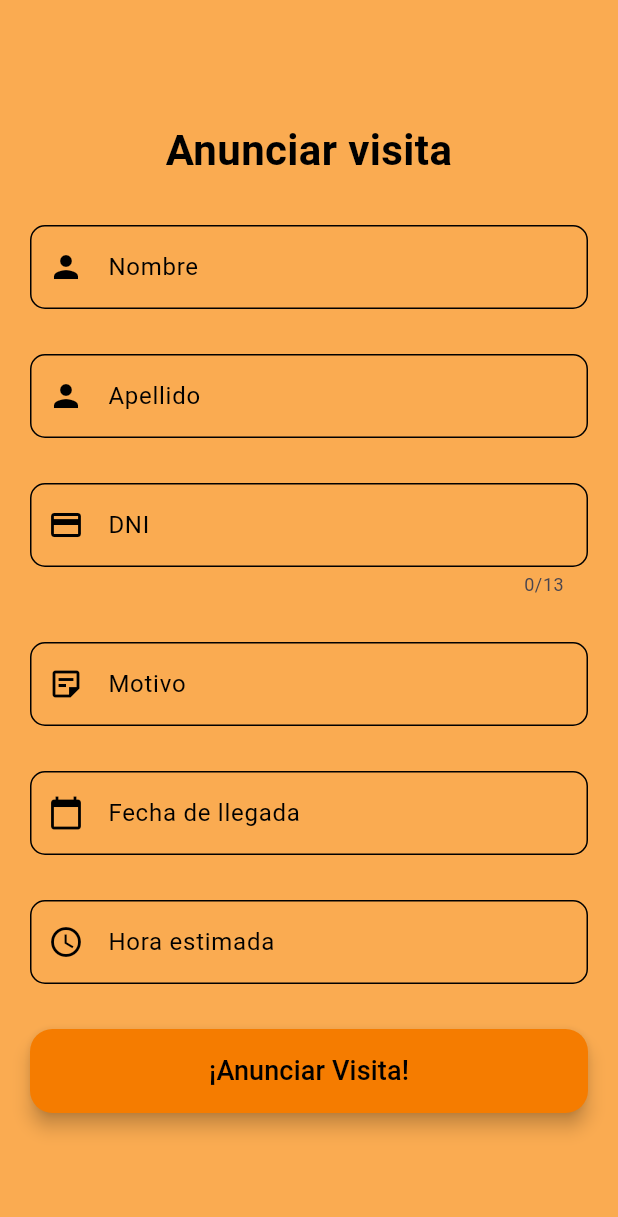
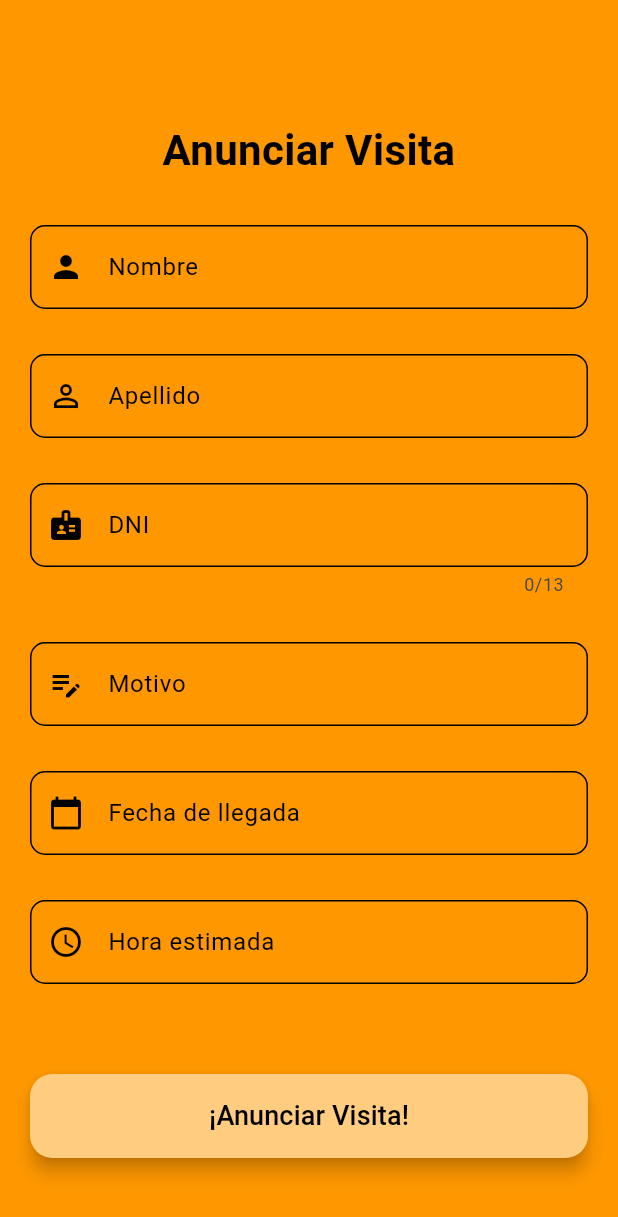
Before and after one commit to diazf3r/Residential_Access_clone, a Flutter app: the screen it shows after launch, on a phone screen of 412 x 824 dp. Shown: the top 1217 px of the screen. Run offline on Flutter 3.47's test engine with Material 3 defaults, Android fonts, the phone set to English and light mode, and no system bars; our stand-ins replace pretty_qr_code.

Commit message:
Mejorando y Puliendo detalles de AnunciarVisita y VisitaCreada

```diff
--- a/lib/main.dart
+++ b/lib/main.dart
@@ -14,6 +14,7 @@ class MyApp extends StatelessWidget {
         title: 'Material App',
       debugShowCheckedModeBanner: false,
       home: AnunciarVisita(),
+      //home: const QrApp(),
       onGenerateRoute: (settings) {
         return null;
       }
--- a/lib/pages/anunciar_visita.dart
+++ b/lib/pages/anunciar_visita.dart
@@ -23,7 +23,7 @@ import 'package:myapp/widgets/inputs.dart';
   @override
   Widget build(BuildContext context) {
     return Scaffold(
-      backgroundColor: const Color.fromARGB(255, 250, 171, 81),
+      backgroundColor: Colors.orange,
       body: Padding(
         padding: const EdgeInsets.all(20.0),
         child: SingleChildScrollView(
@@ -33,10 +33,9 @@ import 'package:myapp/widgets/inputs.dart';
               crossAxisAlignment: CrossAxisAlignment.stretch,
               children: [
                 const SizedBox(height: 60),
-
                 const Center(
                   child: Text(
-                'Anunciar visita',
+                    'Anunciar Visita',
                     style: TextStyle(
                       fontSize: 28,
                       fontWeight: FontWeight.bold,
@@ -46,7 +45,6 @@ import 'package:myapp/widgets/inputs.dart';
                   ),
                 ),
                 const SizedBox(height: 30),
-
                 // Campo Nombre
             CampoNombre(
               nombreController: nombreController,
@@ -87,14 +85,21 @@ import 'package:myapp/widgets/inputs.dart';
             ),
             const SizedBox(height: 30),
 
-            // Botón para Anunciar la Visita
+                const SizedBox(height: 30),
                 ElevatedButton(
                   onPressed: () {
                     if (formKey.currentState?.validate() ?? false) {
                       Navigator.push(
                         context,
                         MaterialPageRoute(
-                      builder: (context) => const VisitaCreada(),
+                          builder: (context) => VisitaCreada(
+                            nombre: nombreController.text,
+                            apellido: apellidoController.text,
+                            identidad: identidadController.text,
+                            motivo: motivoController.text,
+                            fecha: fechaController.text,
+                            hora: horaController.text,
+                          ),
                         ),
                       );
                     } else {
@@ -116,7 +121,7 @@ import 'package:myapp/widgets/inputs.dart';
                     }
                   },
                   style: ElevatedButton.styleFrom(
-                backgroundColor: Colors.orange[700],
+                    backgroundColor: Colors.orange[200],
                     foregroundColor: Colors.black,
                     padding: const EdgeInsets.symmetric(vertical: 15),
                     shape: RoundedRectangleBorder(
@@ -128,7 +133,7 @@ import 'package:myapp/widgets/inputs.dart';
                     '¡Anunciar Visita!',
                     style: TextStyle(fontSize: 18),
                   ),
-            ),
+                )
               ],
             ),
           ),
--- a/lib/widgets/inputs.dart
+++ b/lib/widgets/inputs.dart
@@ -104,7 +104,7 @@ class CampoApellido extends StatelessWidget {
       decoration: InputDecoration(
         labelText: 'Apellido',
         labelStyle: const TextStyle(color: Colors.black),
-        prefixIcon: const Icon(Icons.person, color: Colors.black),
+        prefixIcon: const Icon(Icons.person_outline, color: Colors.black),
         enabledBorder: OutlineInputBorder(
           borderSide: const BorderSide(color: Colors.black),
           borderRadius: BorderRadius.circular(10.0),
@@ -187,7 +187,7 @@ class CampoIdentidad extends StatelessWidget {
       decoration: InputDecoration(
         labelText: 'DNI',
         labelStyle: const TextStyle(color: Colors.black),
-        prefixIcon: const Icon(Icons.credit_card, color: Colors.black),
+        prefixIcon: const Icon(Icons.badge, color: Colors.black),
         enabledBorder: OutlineInputBorder(
           borderSide: const BorderSide(color: Colors.black),
           borderRadius: BorderRadius.circular(10.0),
@@ -240,7 +240,7 @@ class CampoMotivo extends StatelessWidget {
       decoration: InputDecoration(
         labelText: 'Motivo',
         labelStyle: const TextStyle(color: Colors.black),
-        prefixIcon: const Icon(Icons.sticky_note_2_outlined, color: Colors.black),
+        prefixIcon: const Icon(Icons.edit_note, color: Colors.black),
         enabledBorder: OutlineInputBorder(
           borderSide: const BorderSide(color: Colors.black),
           borderRadius: BorderRadius.circular(10.0),
```
Also changed, not shown: lib/pages/visita.dart (+87 -22 lines). Lines whose indentation alone changed are shown as unchanged.
